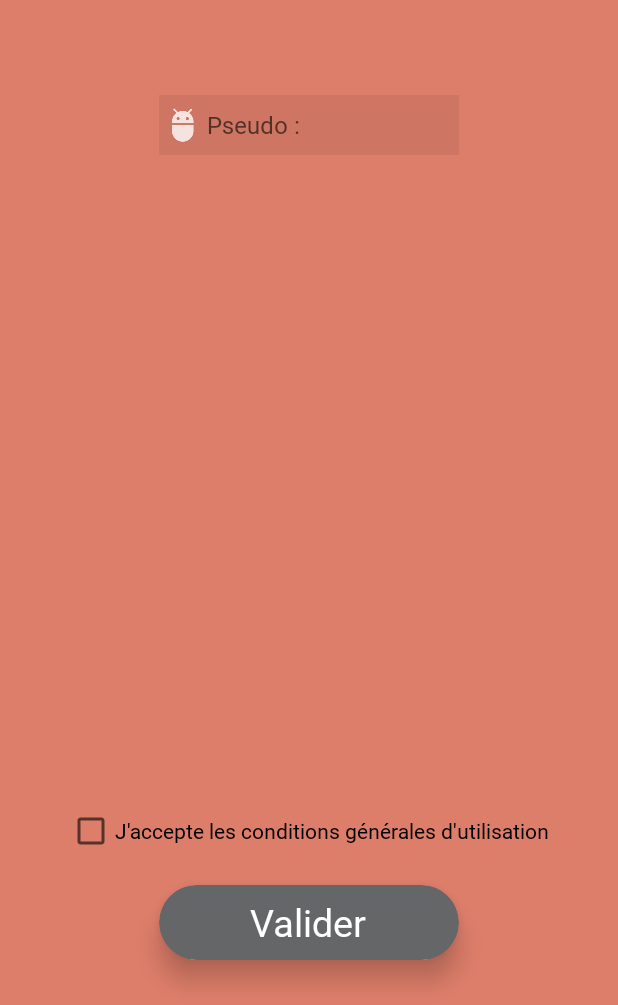
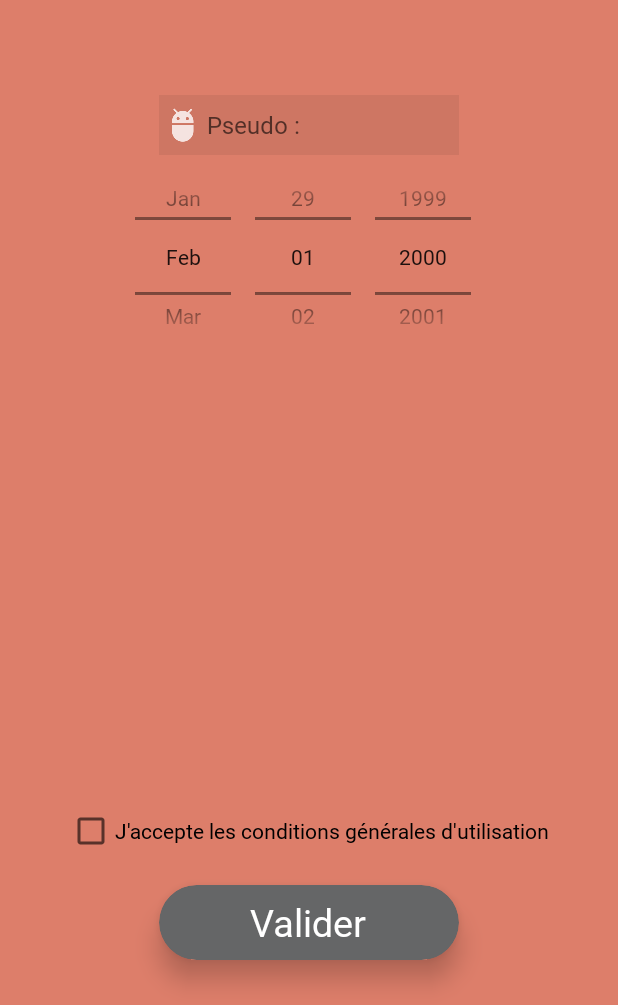
Before and after one commit to Yazuke/Appli-Mobile-machine_a_sous, an Android app: the Inscription screen opened directly, with no data from a screen before it, after a tap on "Valider", on a phone screen of 412 x 824 dp, the part 231-1236 px from its top. Run offline under Robolectric (Android 15) with nearby library versions, the phone set to English and light mode, and no system bars.

Commit message:
imagiew view set listener, checkbox and spinner date

```diff
--- a/app/src/main/java/com/example/yazuke/applimobilemachine_a_sous/Inscription.java
+++ b/app/src/main/java/com/example/yazuke/applimobilemachine_a_sous/Inscription.java
@@ -1,15 +1,23 @@
 package com.example.yazuke.applimobilemachine_a_sous;
 
 
+import android.app.DatePickerDialog;
 import android.content.Intent;
 import android.database.Cursor;
 import android.os.Bundle;
 import android.support.v7.app.AppCompatActivity;
+import android.text.InputType;
 import android.util.Log;
 import android.view.View;
+import android.widget.CheckBox;
+import android.widget.DatePicker;
 import android.widget.EditText;
+import android.widget.ImageView;
+import android.widget.Spinner;
 import android.widget.TextView;
 import android.widget.Toast;
+
+import java.util.Calendar;
 
 import static android.content.ContentValues.TAG;
 
@@ -22,12 +30,26 @@ public class Inscription extends AppCompatActivity{
     DatabaseHandler mDatabaseHandler;
     private TextView btnAdd;
     private EditText psd;
+    private ImageView logo;
+    private DatePicker date;
+    private CheckBox contrat;
     @Override
     protected void onCreate(Bundle savedInstanceState) {
         super.onCreate(savedInstanceState);
         setContentView(R.layout.inscription);
         psd = (EditText) findViewById(R.id.pseudo);
+        date = (DatePicker)findViewById(R.id.date);
+        date.init(2000, 1, 1, null);
+
         mDatabaseHandler = new DatabaseHandler(this);
+        contrat=(CheckBox) findViewById(R.id.contrat);
+        logo=(ImageView) findViewById(R.id.imageView3);
+        logo.setOnClickListener(new View.OnClickListener() {
+            @Override
+            public void onClick(View view) {
+                finish();
+            }
+        });
 
         btnAdd = (TextView) findViewById(R.id.validate);
         btnAdd.setOnClickListener(new View.OnClickListener() {
@@ -35,10 +57,15 @@ public class Inscription extends AppCompatActivity{
             public void onClick(View view) {
                 String pseudo = psd.getText().toString();
                 if (psd.length() != 0) {
-                    inscription(pseudo);
-                    psd.setText("");
+                    if(contrat.isChecked()) {
+                        inscription(pseudo);
+                        psd.setText("");
+                    }else {
+                        toastMessage("Veuillez accepter les conditions d'utilisations pour continuer");
+                        psd.setText("");
+                    }
                 } else {
-                    toastMessage("Veuillez entrer votre pseudo et mot de passe pour vous connecter");
+                    toastMessage("Veuillez entrer votre pseudo pour vous connecter");
                 }
             }
         });
--- a/app/src/main/res/layout/inscription.xml
+++ b/app/src/main/res/layout/inscription.xml
@@ -34,16 +34,16 @@
 
 
 
-        <LinearLayout
-            android:layout_width="match_parent"
-            android:layout_height="wrap_content"
-            android:layout_alignParentBottom="true"
+        <DatePicker
+            android:id="@+id/date"
+            android:layout_width="wrap_content"
+            android:layout_height="150dp"
+            android:layout_alignParentTop="true"
             android:layout_centerHorizontal="true"
-            android:layout_marginBottom="150dp"
-            android:orientation="horizontal">
-
-
-        </LinearLayout>
+            android:layout_marginTop="250dp"
+            android:datePickerMode="spinner"
+            android:calendarViewShown="false"
+            />
 
 
         <CheckBox
--- a/app/src/main/res/values/strings.xml
+++ b/app/src/main/res/values/strings.xml
@@ -24,6 +24,7 @@
     <string name="play">Jouer</string>
     <string name="menu">Menu</string>
 
+
     <string name="contrat">J\'accepte les conditions générales d\'utilisation</string>
     <string name="x1">x1</string>
     <string name="x2">x2</string>
```
Also changed, not shown: app/src/main/java/com/example/yazuke/applimobilemachine_a_sous/EditDataActivity.java (+10 -2 lines).
